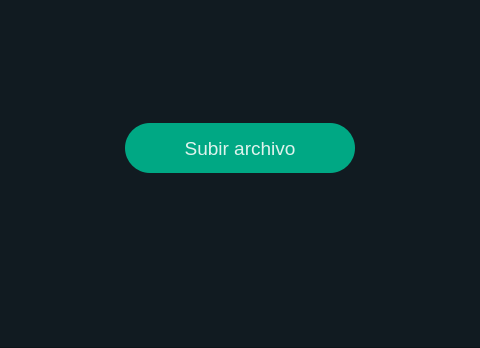
Jossefrp/AutoMessageBot, file UI/load_file.ui: the form before one commit; both pictures show x 240 to 720 and y 192 to 540 of the 960 by 540 pixel window.
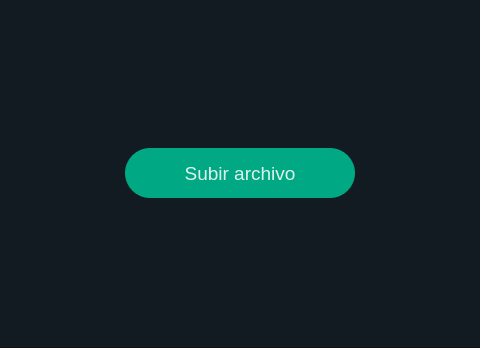
The form after the commit. Icons and pictures are not drawn.

Commit message: Se ha cambiado los titulos de las ventanas

```diff
--- a/UI/load_file.ui
+++ b/UI/load_file.ui
@@ -36,7 +36,7 @@
     </size>
    </property>
    <property name="autoFillBackground">
-    <bool>false</bool>
+    <bool>true</bool>
    </property>
    <widget class="QFrame" name="frame">
     <property name="enabled">
@@ -108,7 +108,7 @@
      <property name="geometry">
       <rect>
        <x>365</x>
-       <y>315</y>
+       <y>340</y>
        <width>230</width>
        <height>50</height>
       </rect>
```
Left out of the diff: 2 changed lines with no effect on the pictures. The commit also changes 2 other files.
